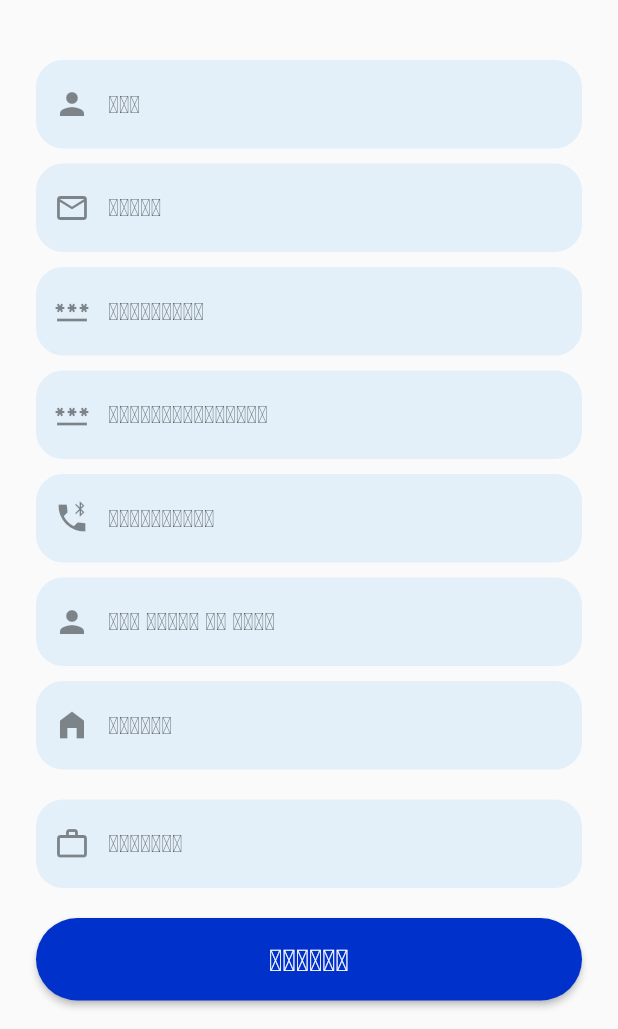
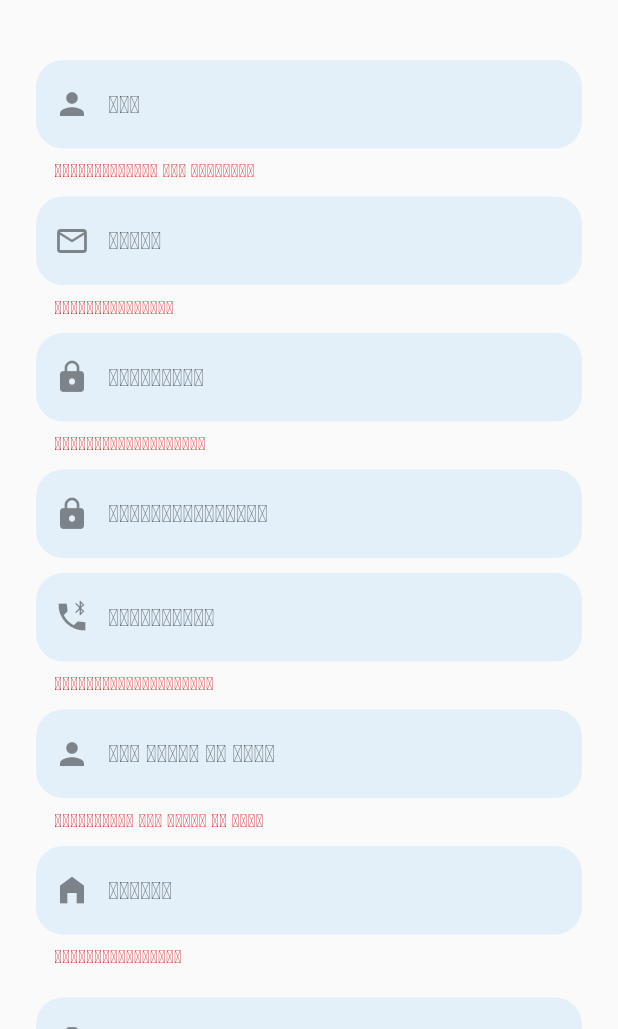
Before and after one commit to finalcccc/addmanee, a Flutter app: the Register screen opened by its route, after a tap on "ບັນທືກ", on a phone screen of 412 x 824 dp, the part 207-1236 px from its top. Run offline on Flutter 3.47's test engine with Material 2 defaults, Android fonts, the light colour scheme and no system bars; our stand-ins replace firebase_auth, firebase_core, form_field_validator, google_fonts, image_picker; accounts and stored records are empty.

Commit message:
last update

```diff
--- a/lib/celement/elements.dart
+++ b/lib/celement/elements.dart
@@ -2,12 +2,12 @@ import 'package:flutter/material.dart';
 
 class element {
   //color
-  static var main = Color(0xff0031CA);
-  static var Indigo = Color(0xff281E5D);
-  static var ocean = Color(0xff016064);
-  static var sky = Color(0xff63c5da);
-  static var wht = Color(0xffFAFAFA);
-  static var gray = Color(0xffF7F7F7);
+  static var main = const Color(0xff0031CA);
+  static var Indigo = const Color(0xff281E5D);
+  static var ocean = const Color(0xff016064);
+  static var sky = const Color(0xff63c5da);
+  static var wht = const Color(0xffFAFAFA);
+  static var gray = const Color(0xffF7F7F7);
 
   //tiltal
   static String titall = "ຮ້ານເເອັດມານີ";
--- a/lib/login_and_singup/register.dart
+++ b/lib/login_and_singup/register.dart
@@ -1,5 +1,10 @@
+import 'package:firebase_auth/firebase_auth.dart';
+import 'package:flutter/cupertino.dart';
 import 'package:flutter/material.dart';
+import 'package:form_field_validator/form_field_validator.dart';
 import 'package:untitled1/celement/elements.dart';
+import 'package:untitled1/model/profile.dart';
+import 'package:firebase_core/firebase_core.dart';
 
 class Register extends StatefulWidget {
   const Register({Key? key}) : super(key: key);
@@ -8,9 +13,27 @@ class Register extends StatefulWidget {
   State<Register> createState() => _RegisterState();
 }
 
+final formKey = GlobalKey<FormState>();
+Profile profile = Profile();
+final Future<FirebaseApp> firebase = Firebase.initializeApp();
+
 class _RegisterState extends State<Register> {
   @override
   Widget build(BuildContext context) {
+    return FutureBuilder(
+      future: firebase,
+      builder: (context, snapshot) {
+        if (snapshot.hasError) {
+          return Scaffold(
+            appBar: AppBar(
+              title: const Text("Error"),
+            ),
+            body: Center(
+              child: Text("${snapshot.error}"),
+            ),
+          );
+        }
+        if (snapshot.connectionState == ConnectionState.done) {
           return Scaffold(
             appBar: AppBar(
               backgroundColor: element.main,
@@ -31,6 +54,14 @@ class _RegisterState extends State<Register> {
                 ),
               ],
             ),
+          );
+        }
+        return const Scaffold(
+          body: Center(
+            child: CircularProgressIndicator(),
+          ),
+        );
+      },
     );
   }
 
@@ -56,10 +87,12 @@ class _RegisterState extends State<Register> {
   }
 
   _inputFields(context) {
-    return Column(
+    return Form(
+      key: formKey,
+      child: Column(
         crossAxisAlignment: CrossAxisAlignment.stretch,
         children: [
-        TextField(
+          TextFormField(
               decoration: InputDecoration(
                 hintText: "ຊື່",
                 fillColor: Theme.of(context).primaryColor.withOpacity(0.1),
@@ -70,9 +103,19 @@ class _RegisterState extends State<Register> {
                   borderSide: BorderSide.none,
                 ),
               ),
-        ),
+              onSaved: (String? name) {
+                profile.name = name;
+              },
+              validator: (String? name) {
+                if (name!.isEmpty) {
+                  return "ກະລຸນາປ້ອນຊື່ ແລະ ນາມສະກຸນ";
+                } else if (name.length < 6) {
+                  return "ຊື່ ແລະ ນາມສະກຸນມັນສັ້ນເກີນໄປ";
+                }
+                return null;
+              }),
           const SizedBox(height: 10),
-        TextField(
+          TextFormField(
             decoration: InputDecoration(
               hintText: "ອີເມວ",
               fillColor: Theme.of(context).primaryColor.withOpacity(0.1),
@@ -83,37 +126,68 @@ class _RegisterState extends State<Register> {
                 borderSide: BorderSide.none,
               ),
             ),
+            keyboardType: TextInputType.emailAddress,
+            onSaved: (String? email) {
+              profile.email = email;
+            },
+            validator: MultiValidator(
+              [
+                RequiredValidator(errorText: "ກະລຸນາປ້ອນອີເມວ"),
+                EmailValidator(errorText: "ຮູບແບບອີເມວບໍ່ຖືກຕ້ອງ"),
+              ],
+            ),
           ),
           const SizedBox(height: 10),
-        TextField(
+          TextFormField(
               decoration: InputDecoration(
                 hintText: "ລະຫັດຜ່ານ",
                 fillColor: Theme.of(context).primaryColor.withOpacity(0.1),
                 filled: true,
-            prefixIcon: const Icon(Icons.password_outlined),
+                prefixIcon: const Icon(Icons.lock),
+                border: OutlineInputBorder(
+                  borderRadius: BorderRadius.circular(18),
+                  borderSide: BorderSide.none,
+                ),
+              ),
+              keyboardType: TextInputType.number,
+              obscureText: true,
+              onSaved: (String? password) {
+                profile.password = password;
+              },
+              validator: (String? password) {
+                if (password!.isEmpty) {
+                  return "ກະລຸນາປ້ອນລະຫັດຜ່ານ";
+                } else if (password.length < 6) {
+                  return "ລະຫັດຜ່ານມັນສັ້ນເກີນໄປ";
+                }
+                return null;
+              }),
+          const SizedBox(height: 10),
+          TextFormField(
+              decoration: InputDecoration(
+                hintText: "ຍືນຍັນລະຫັດຜ່ານ",
+                fillColor: Theme.of(context).primaryColor.withOpacity(0.1),
+                filled: true,
+                prefixIcon: const Icon(Icons.lock),
                 border: OutlineInputBorder(
                   borderRadius: BorderRadius.circular(18),
                   borderSide: BorderSide.none,
                 ),
               ),
               obscureText: true,
-        ),
+              keyboardType: TextInputType.number,
+              onSaved: (String? confirmPassword) {
+                profile.confirmPassword = confirmPassword;
+              },
+              validator: (String? confirmPassword) {
+                if (profile.confirmPassword == profile.password) {
+                  return null;
+                } else if (profile.confirmPassword != profile.password) {
+                  return "ລະຫັດ ແລະ ຄອນເຟີມລະຫັດມັນບໍ່ເທົ່າກັນ";
+                }
+              }),
           const SizedBox(height: 10),
-        TextField(
-          decoration: InputDecoration(
-            hintText: "ຍືນຍັນລະຫັດຜ່ານ",
-            fillColor: Theme.of(context).primaryColor.withOpacity(0.1),
-            filled: true,
-            prefixIcon: const Icon(Icons.password_outlined),
-            border: OutlineInputBorder(
-              borderRadius: BorderRadius.circular(18),
-              borderSide: BorderSide.none,
-            ),
-          ),
-          obscureText: true,
-        ),
-        const SizedBox(height: 10),
-        TextField(
+          TextFormField(
               decoration: InputDecoration(
                 hintText: "ເບີໂທລະສັບ",
                 fillColor: Theme.of(context).primaryColor.withOpacity(0.1),
@@ -124,10 +198,20 @@ class _RegisterState extends State<Register> {
                   borderSide: BorderSide.none,
                 ),
               ),
-          obscureText: true,
-        ),
+              keyboardType: TextInputType.number,
+              onSaved: (String? tel) {
+                profile.tel = tel;
+              },
+              validator: (String? tel) {
+                if (tel!.isEmpty) {
+                  return "ກະລຸນາປ້ອນເບີໂທລະສັບ";
+                } else if (tel.length < 10) {
+                  return "ເບີໂທລະສັບບໍ່ຖືກຕ້ອງ";
+                }
+                return null;
+              }),
           const SizedBox(height: 10),
-        TextField(
+          TextFormField(
             decoration: InputDecoration(
               hintText: "ວັນ ເດືອນ ປີ ເກີດ",
               fillColor: Theme.of(context).primaryColor.withOpacity(0.1),
@@ -138,9 +222,15 @@ class _RegisterState extends State<Register> {
                 borderSide: BorderSide.none,
               ),
             ),
+            keyboardType: TextInputType.number,
+            onSaved: (String? date) {
+              profile.date = date;
+            },
+            validator:
+                RequiredValidator(errorText: "ກະລຸນາປ້ອນ ວັນ ເດືອນ ປີ ເກີດ"),
           ),
           const SizedBox(height: 10),
-        TextField(
+          TextFormField(
             decoration: InputDecoration(
               hintText: "ທີ່ຢູ່",
               fillColor: Theme.of(context).primaryColor.withOpacity(0.1),
@@ -151,6 +241,10 @@ class _RegisterState extends State<Register> {
                 borderSide: BorderSide.none,
               ),
             ),
+            onSaved: (String? address) {
+              profile.address = address;
+            },
+            validator: RequiredValidator(errorText: "ກະລຸນາປ້ອນທີ່ຢູ່"),
           ),
           const SizedBox(height: 10),
           // TextField(
@@ -167,7 +261,7 @@ class _RegisterState extends State<Register> {
           //   obscureText: true,
           // ),
           const SizedBox(height: 10),
-        TextField(
+          TextFormField(
             decoration: InputDecoration(
               hintText: "ຕຳແໜ່ງ",
               fillColor: Theme.of(context).primaryColor.withOpacity(0.1),
@@ -178,16 +272,13 @@ class _RegisterState extends State<Register> {
                 borderSide: BorderSide.none,
               ),
             ),
-          obscureText: true,
+            onSaved: (String? position) {
+              profile.position = position;
+            },
+            validator: RequiredValidator(errorText: "ກະລຸນາປ້ອນຕຳແໜ່ງ"),
           ),
           const SizedBox(height: 20),
           ElevatedButton(
-          onPressed: () {
-            // Navigator.pushReplacement(
-            //   context,
-            //   MaterialPageRoute(builder: (context) => const login()),
-            //  );
-          },
             child: const Text(
               "ບັນທືກ",
               style: TextStyle(fontSize: 20),
@@ -195,9 +286,30 @@ class _RegisterState extends State<Register> {
             style: ElevatedButton.styleFrom(
               primary: element.main,
               shape: const StadiumBorder(),
-              padding: const EdgeInsets.symmetric(vertical: 16)),
+              padding: const EdgeInsets.symmetric(vertical: 16),
+            ),
+            onPressed: () async {
+              // Navigator.pushReplacement(
+              //   context,
+              //   MaterialPageRoute(builder: (context) => const login()),
+              //  );
+
+              if (formKey.currentState!.validate()) {
+                formKey.currentState!.save();
+                try {
+                  await FirebaseAuth.instance.createUserWithEmailAndPassword(
+                    email: profile.email!,
+                    password: profile.password!,
+                  );
+                  formKey.currentState!.reset();
+                } on FirebaseAuthException catch (e) {
+                  print(e.message);
+                }
+              }
+            },
           ),
         ],
+      ),
     );
   }
 }
```
Also changed, not shown: lib/login_and_singup/login.dart (+20 -17 lines), lib/mainpage/product.dart (+7 -10 lines), lib/model/profile.dart (added, +20 -0 lines), pubspec.yaml (+6 -3 lines), pubspec.lock. Lines whose indentation alone changed are shown as unchanged.
